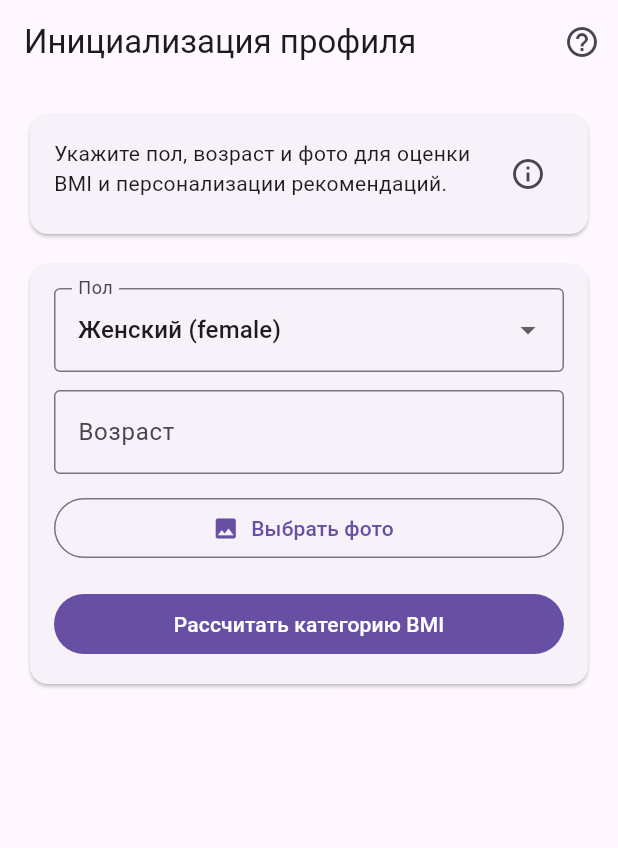
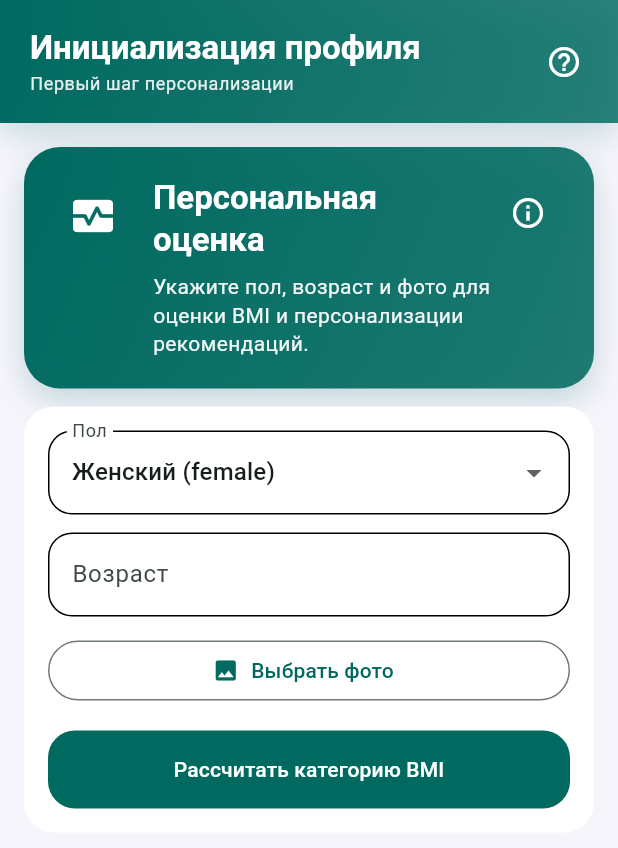
Before and after one commit to AlbertShevelev/fitness_ml_app, a Flutter app: the screen it shows after launch, on a phone screen of 412 x 824 dp. Shown: the top 848 px of the screen. Run offline on Flutter 3.47's test engine with Material 3 defaults, Android fonts, the phone set to English and light mode, and no system bars; our stand-ins replace image_picker.

Commit message:
header and color

```diff
--- a/lib/main.dart
+++ b/lib/main.dart
@@ -16,7 +16,51 @@ class MyApp extends StatelessWidget {
   Widget build(BuildContext context) {
     return MaterialApp(
       title: 'Fitness ML',
-      theme: ThemeData(useMaterial3: true),
+      theme: ThemeData(
+        useMaterial3: true,
+        colorScheme: ColorScheme.fromSeed(
+          seedColor: const Color(0xFF2F8F83),
+          brightness: Brightness.light,
+        ),
+        scaffoldBackgroundColor: const Color(0xFFF7F5FC),
+        appBarTheme: const AppBarTheme(
+          elevation: 0,
+          scrolledUnderElevation: 0,
+          backgroundColor: Colors.transparent,
+          foregroundColor: Colors.white,
+          surfaceTintColor: Colors.transparent,
+          toolbarHeight: 82,
+        ),
+        cardTheme: CardThemeData(
+          elevation: 0,
+          color: Colors.white,
+          shape: RoundedRectangleBorder(
+            borderRadius: BorderRadius.circular(20),
+          ),
+          margin: EdgeInsets.zero,
+        ),
+        filledButtonTheme: FilledButtonThemeData(
+          style: FilledButton.styleFrom(
+            minimumSize: const Size.fromHeight(52),
+            shape: RoundedRectangleBorder(
+              borderRadius: BorderRadius.circular(18),
+            ),
+          ),
+        ),
+        inputDecorationTheme: InputDecorationTheme(
+          filled: true,
+          fillColor: Colors.white,
+          border: OutlineInputBorder(
+            borderRadius: BorderRadius.circular(16),
+          ),
+          enabledBorder: OutlineInputBorder(
+            borderRadius: BorderRadius.circular(16),
+          ),
+          focusedBorder: OutlineInputBorder(
+            borderRadius: BorderRadius.circular(16),
+          ),
+        ),
+      ),
       home: const FirstScreen(),
     );
   }
@@ -242,38 +286,137 @@ class _FirstScreenState extends State<FirstScreen> {
 
     return Scaffold(
       appBar: AppBar(
-        title: const Text('Инициализация профиля'),
-        actions: <Widget>[
-          IconButton(
-            icon: const Icon(Icons.help_outline),
-            onPressed: _showUserGuide, // При нажатии на кнопку отображается руководство
+        automaticallyImplyLeading: false,
+        titleSpacing: 20,
+        shape: const RoundedRectangleBorder(
+          borderRadius: BorderRadius.vertical(
+            bottom: Radius.circular(28),
+          ),
+        ),
+        title: Column(
+          crossAxisAlignment: CrossAxisAlignment.start,
+          mainAxisSize: MainAxisSize.min,
+          children: [
+            Text(
+              'Инициализация профиля',
+              style: Theme.of(context).textTheme.titleLarge?.copyWith(
+                    color: Colors.white,
+                    fontWeight: FontWeight.w700,
+                  ),
+            ),
+            const SizedBox(height: 2),
+            Text(
+              'Первый шаг персонализации',
+              style: Theme.of(context).textTheme.bodySmall?.copyWith(
+                    color: Colors.white.withValues(alpha: 0.9),
+                  ),
             ),
           ],
+        ),
+        actions: [
+          Padding(
+            padding: const EdgeInsets.only(right: 12),
+            child: IconButton(
+              tooltip: 'Руководство',
+              icon: const Icon(Icons.help_outline_rounded),
+              onPressed: _showUserGuide,
+            ),
+          ),
+        ],
+        flexibleSpace: Container(
+          decoration: BoxDecoration(
+            gradient: LinearGradient(
+              begin: Alignment.topLeft,
+              end: Alignment.bottomRight,
+              colors: [
+                Theme.of(context).colorScheme.primary,
+                Theme.of(context).colorScheme.primary.withValues(alpha: 0.82),
+              ],
+            ),
+            boxShadow: [
+              BoxShadow(
+                color: Theme.of(context).colorScheme.primary.withValues(alpha: 0.20),
+                blurRadius: 18,
+                offset: const Offset(0, 8),
+              ),
+            ],
+          ),
+        ),
       ),
       body: SafeArea(
         child: ListView(
           padding: const EdgeInsets.all(16),
           children: [
-            Card(
-              child: Padding(
-                padding: const EdgeInsets.all(16),
+            Builder(
+              builder: (context) {
+                final cs = Theme.of(context).colorScheme;
+
+                return Container(
+                  padding: const EdgeInsets.all(20),
+                  decoration: BoxDecoration(
+                    borderRadius: BorderRadius.circular(24),
+                    gradient: LinearGradient(
+                      begin: Alignment.topLeft,
+                      end: Alignment.bottomRight,
+                      colors: [
+                        cs.primary,
+                        cs.primary.withValues(alpha: 0.86),
+                      ],
+                    ),
+                    boxShadow: [
+                      BoxShadow(
+                        color: cs.primary.withValues(alpha: 0.22),
+                        blurRadius: 18,
+                        offset: const Offset(0, 8),
+                      ),
+                    ],
+                  ),
                   child: Row(
                     crossAxisAlignment: CrossAxisAlignment.start,
                     children: [
-                    Expanded(
-                      child: Text(
-                        'Укажите пол, возраст и фото для оценки BMI и персонализации рекомендаций.',
-                        style: Theme.of(context).textTheme.bodyMedium,
+                      Container(
+                        padding: const EdgeInsets.all(10),
+                        child: const Icon(
+                          Icons.monitor_heart_rounded,
+                          color: Colors.white,
+                          size: 32,
                         ),
                       ),
-                    IconButton(
-                      icon: const Icon(Icons.info_outline),
-                      tooltip: 'Подробнее',
-                      onPressed: _showBmiInfo,
+                      const SizedBox(width: 14),
+                      Expanded(
+                        child: Column(
+                          crossAxisAlignment: CrossAxisAlignment.start,
+                          children: [
+                            Text(
+                              'Персональная оценка',
+                              style: Theme.of(context).textTheme.titleLarge?.copyWith(
+                                    color: Colors.white,
+                                    fontWeight: FontWeight.w700,
+                                  ),
+                            ),
+                            const SizedBox(height: 8),
+                            Text(
+                              'Укажите пол, возраст и фото для оценки BMI и персонализации рекомендаций.',
+                              style: Theme.of(context).textTheme.bodyMedium?.copyWith(
+                                    color: Colors.white.withValues(alpha: 0.95),
+                                    height: 1.35,
+                                  ),
                             ),
                           ],
                         ),
                       ),
+                      IconButton(
+                        onPressed: _showBmiInfo,
+                        tooltip: 'Подробнее',
+                        icon: const Icon(
+                          Icons.info_outline,
+                          color: Colors.white,
+                        ),
+                      ),
+                    ],
+                  ),
+                );
+              },
             ),
             const SizedBox(height: 12),
 
```
Lines whose indentation alone changed are shown as unchanged.
